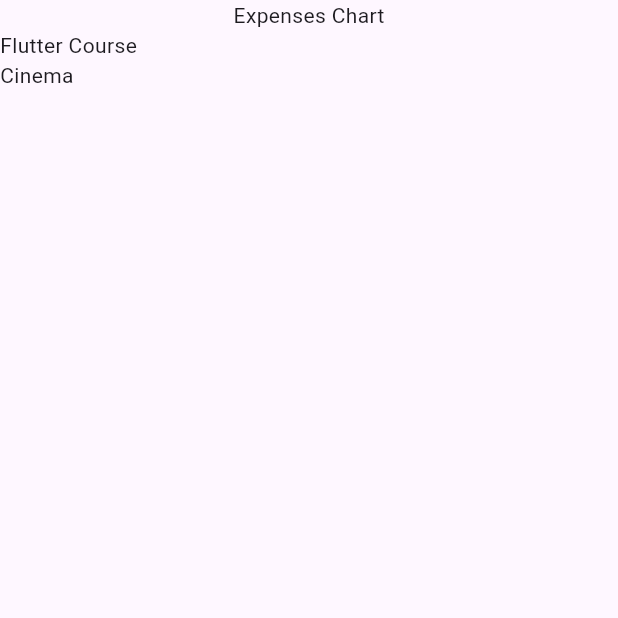
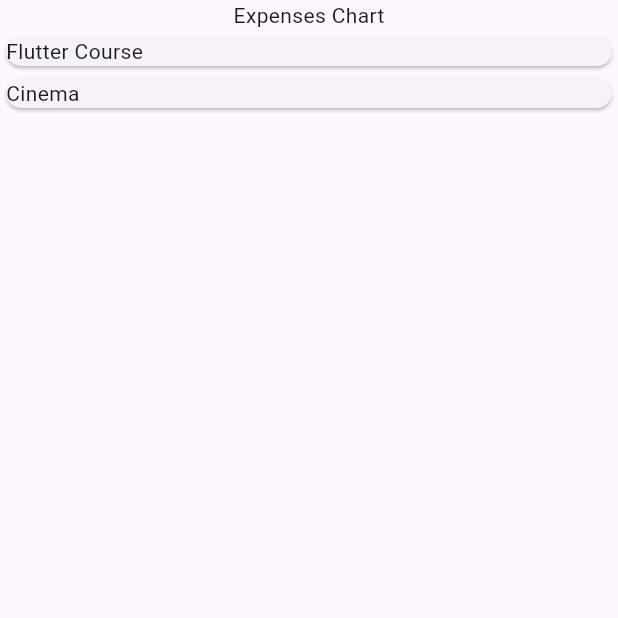
Before and after one commit to Md-Shoyab/Expense-tracker, a Flutter app: the screen it shows after launch, on a phone screen of 412 x 824 dp, the top half of it. Run offline on Flutter 3.47's test engine with Material 3 defaults, Android fonts, the phone set to English and light mode, and no system bars.

Commit message:
Created ExpenseItem Widget and Placed in WIdgets Folder

```diff
--- a/lib/main.dart
+++ b/lib/main.dart
@@ -1,4 +1,4 @@
-import 'package:expense_trackers/expenses.dart';
+import 'package:expense_trackers/widgets/expenses.dart';
 import 'package:flutter/material.dart';
 
 void main() {
--- a/lib/expenses.dart
+++ b/lib/widgets/expenses.dart
@@ -1,4 +1,4 @@
-import 'package:expense_trackers/expenses_list.dart';
+import 'package:expense_trackers/widgets/expenses_list/expenses_list.dart';
 import 'package:expense_trackers/models/expense.dart';
 import 'package:flutter/material.dart';
 
--- /dev/null
+++ b/lib/widgets/expenses_list/expense_item.dart
@@ -0,0 +1,16 @@
+import 'package:flutter/material.dart';
+
+import '../../models/expense.dart';
+
+class ExpenseItem extends StatelessWidget {
+  const ExpenseItem({super.key, required this.expense});
+
+  final Expense expense;
+
+  @override
+  Widget build(BuildContext context) {
+    return Card(
+      child: Text(expense.title),
+    );
+  }
+}
--- a/lib/expenses_list.dart
+++ b/lib/widgets/expenses_list/expenses_list.dart
@@ -1,4 +1,5 @@
 import 'package:expense_trackers/models/expense.dart';
+import 'package:expense_trackers/widgets/expenses_list/expense_item.dart';
 import 'package:flutter/material.dart';
 
 class ExpensesList extends StatelessWidget {
@@ -11,7 +12,7 @@ class ExpensesList extends StatelessWidget {
     return ListView.builder(
       shrinkWrap: true,
       itemCount: expenses.length,
-      itemBuilder: (ctx, index) => Text(expenses[index].title),
+      itemBuilder: (ctx, index) => ExpenseItem(expense: expenses[index]),
     );
   }
 }
```
